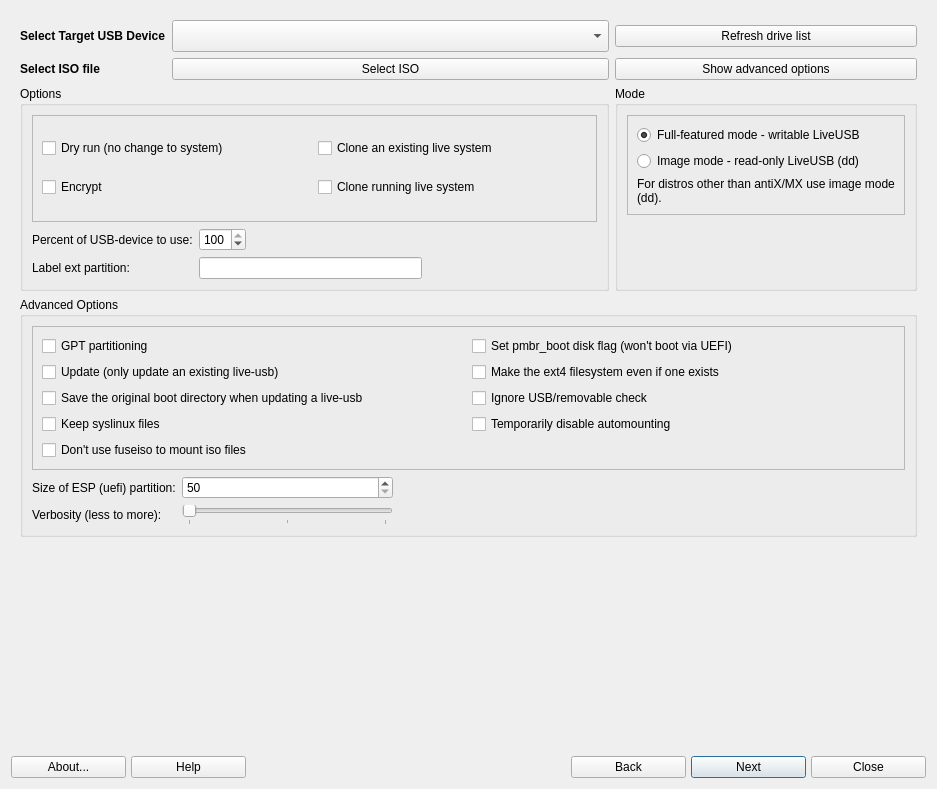
AdrianTM/mx-live-usb-maker, file mainwindow.ui: the form before one commit.
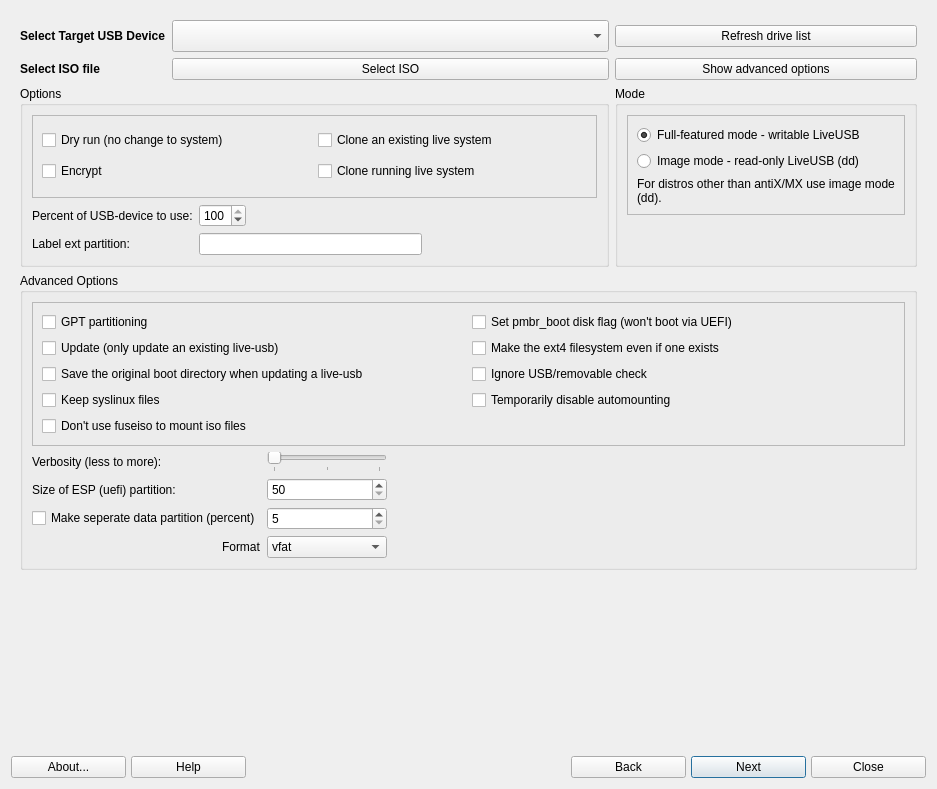
The form after the commit. Icons and pictures are not drawn.

Commit message: add data-first option

Patch:
```diff
--- a/mainwindow.ui
+++ b/mainwindow.ui
@@ -264,7 +264,7 @@
          </property>
         </widget>
        </item>
-       <item row="9" column="0">
+       <item row="10" column="0">
         <spacer name="verticalSpacer_2">
          <property name="orientation">
           <enum>Qt::Vertical</enum>
@@ -292,81 +292,7 @@
           <bool>false</bool>
          </property>
          <layout class="QGridLayout" name="gridLayout_5">
-          <item row="13" column="0">
-           <widget class="QLabel" name="labelVerbosity">
-            <property name="text">
-             <string>Verbosity (less to more):</string>
-            </property>
-           </widget>
-          </item>
-          <item row="13" column="1">
-           <widget class="QSlider" name="sliderVerbosity">
-            <property name="minimum">
-             <number>0</number>
-            </property>
-            <property name="maximum">
-             <number>2</number>
-            </property>
-            <property name="pageStep">
-             <number>1</number>
-            </property>
-            <property name="value">
-             <number>0</number>
-            </property>
-            <property name="orientation">
-             <enum>Qt::Horizontal</enum>
-            </property>
-            <property name="invertedAppearance">
-             <bool>false</bool>
-            </property>
-            <property name="invertedControls">
-             <bool>false</bool>
-            </property>
-            <property name="tickPosition">
-             <enum>QSlider::TicksBelow</enum>
-            </property>
-            <property name="tickInterval">
-             <number>1</number>
-            </property>
-           </widget>
-          </item>
-          <item row="10" column="1">
-           <widget class="QSpinBox" name="spinBoxEsp">
-            <property name="minimum">
-             <number>50</number>
-            </property>
-            <property name="maximum">
-             <number>1000</number>
-            </property>
-            <property name="singleStep">
-             <number>10</number>
-            </property>
-           </widget>
-          </item>
-          <item row="10" column="0">
-           <widget class="QLabel" name="labelSizeEsp">
-            <property name="text">
-             <string>Size of ESP (uefi) partition:</string>
-            </property>
-           </widget>
-          </item>
-          <item row="10" column="2">
-           <spacer name="horizontalSpacer_2">
-            <property name="orientation">
-             <enum>Qt::Horizontal</enum>
-            </property>
-            <property name="sizeType">
-             <enum>QSizePolicy::MinimumExpanding</enum>
-            </property>
-            <property name="sizeHint" stdset="0">
-             <size>
-              <width>500</width>
-              <height>20</height>
-             </size>
-            </property>
-           </spacer>
-          </item>
-          <item row="2" column="0" colspan="4">
+          <item row="2" column="0" colspan="5">
            <widget class="QFrame" name="frame">
             <property name="frameShape">
              <enum>QFrame::StyledPanel</enum>
@@ -450,6 +376,131 @@
             </layout>
            </widget>
           </item>
+          <item row="10" column="3">
+           <spacer name="horizontalSpacer_2">
+            <property name="orientation">
+             <enum>Qt::Horizontal</enum>
+            </property>
+            <property name="sizeType">
+             <enum>QSizePolicy::MinimumExpanding</enum>
+            </property>
+            <property name="sizeHint" stdset="0">
+             <size>
+              <width>500</width>
+              <height>20</height>
+             </size>
+            </property>
+           </spacer>
+          </item>
+          <item row="14" column="0">
+           <widget class="QLabel" name="labelSizeEsp">
+            <property name="text">
+             <string>Size of ESP (uefi) partition:</string>
+            </property>
+           </widget>
+          </item>
+          <item row="14" column="1">
+           <widget class="QSpinBox" name="spinBoxEsp">
+            <property name="minimum">
+             <number>50</number>
+            </property>
+            <property name="maximum">
+             <number>1000</number>
+            </property>
+            <property name="singleStep">
+             <number>10</number>
+            </property>
+           </widget>
+          </item>
+          <item row="10" column="0">
+           <widget class="QLabel" name="labelVerbosity">
+            <property name="text">
+             <string>Verbosity (less to more):</string>
+            </property>
+           </widget>
+          </item>
+          <item row="10" column="1">
+           <widget class="QSlider" name="sliderVerbosity">
+            <property name="minimum">
+             <number>0</number>
+            </property>
+            <property name="maximum">
+             <number>2</number>
+            </property>
+            <property name="pageStep">
+             <number>1</number>
+            </property>
+            <property name="value">
+             <number>0</number>
+            </property>
+            <property name="orientation">
+             <enum>Qt::Horizontal</enum>
+            </property>
+            <property name="invertedAppearance">
+             <bool>false</bool>
+            </property>
+            <property name="invertedControls">
+             <bool>false</bool>
+            </property>
+            <property name="tickPosition">
+             <enum>QSlider::TicksBelow</enum>
+            </property>
+            <property name="tickInterval">
+             <number>1</number>
+            </property>
+           </widget>
+          </item>
+          <item row="16" column="1">
+           <widget class="QComboBox" name="comboBoxDataFormat">
+            <item>
+             <property name="text">
+              <string>vfat</string>
+             </property>
+            </item>
+            <item>
+             <property name="text">
+              <string>extfat</string>
+             </property>
+            </item>
+            <item>
+             <property name="text">
+              <string>ext4</string>
+             </property>
+            </item>
+            <item>
+             <property name="text">
+              <string>ntfs</string>
+             </property>
+            </item>
+           </widget>
+          </item>
+          <item row="16" column="0" alignment="Qt::AlignRight">
+           <widget class="QLabel" name="label">
+            <property name="text">
+             <string>Format</string>
+            </property>
+           </widget>
+          </item>
+          <item row="15" column="1">
+           <widget class="QSpinBox" name="spinBoxDataSize">
+            <property name="minimum">
+             <number>5</number>
+            </property>
+            <property name="maximum">
+             <number>90</number>
+            </property>
+            <property name="singleStep">
+             <number>5</number>
+            </property>
+           </widget>
+          </item>
+          <item row="15" column="0">
+           <widget class="QCheckBox" name="cb_data_first">
+            <property name="text">
+             <string>Make seperate data partition (percent)</string>
+            </property>
+           </widget>
+          </item>
          </layout>
         </widget>
        </item>
```
Left out of the diff: 2 changed lines with no effect on the pictures. The commit also changes 1 other file.
